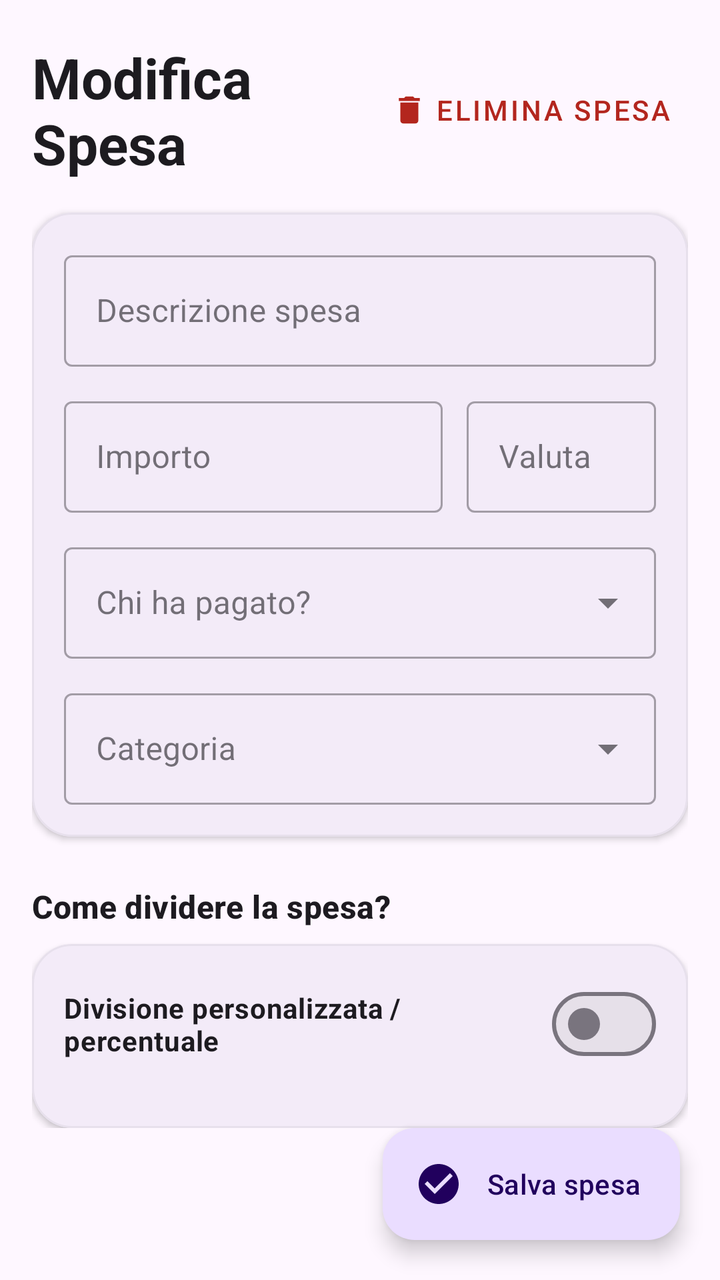
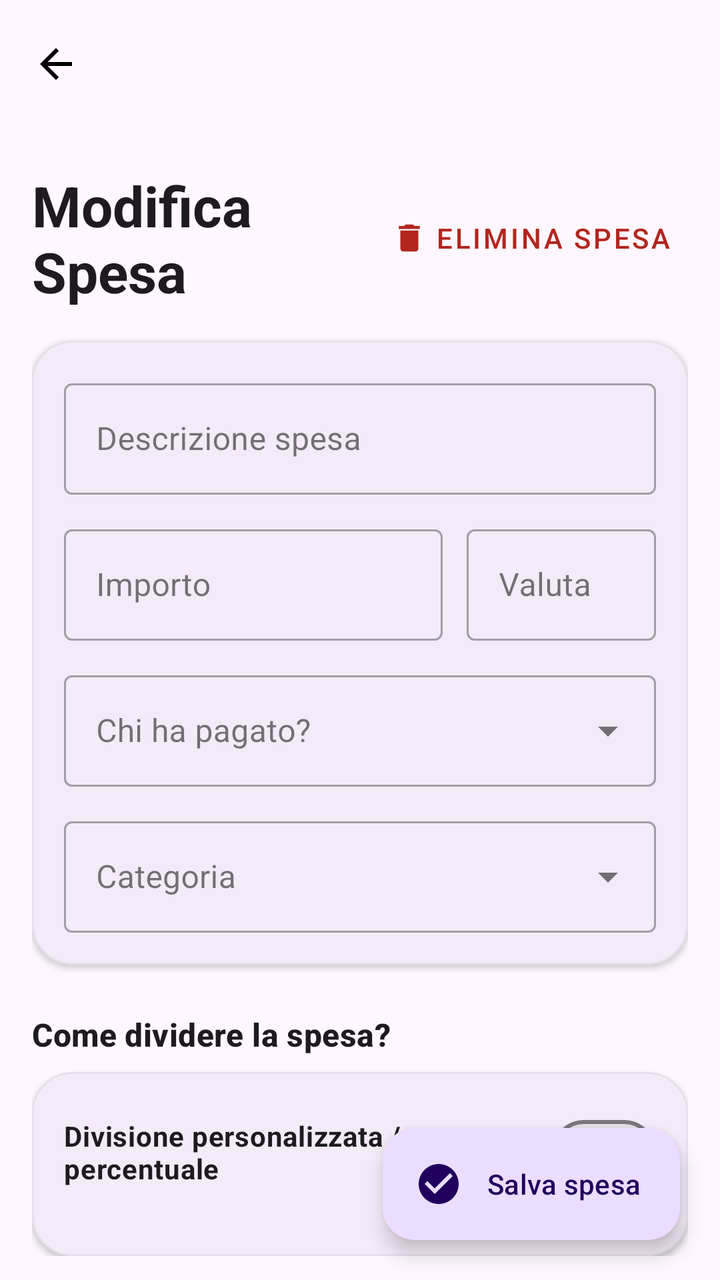

An Android layout rendered at two revisions. The XML below is the earlier revision; the diff shows what the commit changed to produce the second picture.
<!-- AndroidManifest.xml: application theme Theme.PariPariApp -->
<!-- res/layout/fragment_modifica_spesa.xml -->
<?xml version="1.0" encoding="utf-8"?>
<androidx.coordinatorlayout.widget.CoordinatorLayout
    xmlns:android="http://schemas.android.com/apk/res/android"
    xmlns:app="http://schemas.android.com/apk/res-auto"
    android:layout_width="match_parent"
    android:layout_height="match_parent">

    <androidx.core.widget.NestedScrollView
        android:layout_width="match_parent"
        android:layout_height="match_parent"
        android:clipToPadding="false"
        android:paddingStart="16dp"
        android:paddingTop="20dp"
        android:paddingEnd="16dp"
        android:paddingBottom="90dp">

        <LinearLayout
            android:layout_width="match_parent"
            android:layout_height="wrap_content"
            android:orientation="vertical">

            <LinearLayout
                android:layout_width="match_parent"
                android:layout_height="wrap_content"
                android:gravity="center_vertical"
                android:orientation="horizontal"
                android:layout_marginBottom="16dp">

                <TextView
                    android:id="@+id/titolo_spesa"
                    android:layout_width="0dp"
                    android:layout_height="wrap_content"
                    android:layout_weight="1"
                    android:text="@string/spesa_modifica_titolo"
                    android:textAppearance="?attr/textAppearanceHeadlineMedium"
                    android:textStyle="bold" />

                <com.google.android.material.button.MaterialButton
                    android:id="@+id/azione_elimina"
                    style="@style/Widget.MaterialComponents.Button.TextButton"
                    android:layout_width="wrap_content"
                    android:layout_height="wrap_content"
                    android:text="@string/btn_elimina_spesa"
                    android:textColor="?attr/colorError"
                    app:icon="@drawable/ic_delete"
                    app:iconTint="?attr/colorError" />
            </LinearLayout>

            <com.google.android.material.card.MaterialCardView
                android:layout_width="match_parent"
                android:layout_height="wrap_content"
                app:cardCornerRadius="20dp"
                app:cardElevation="2dp"
                app:strokeWidth="1dp"
                app:strokeColor="?attr/colorSurfaceVariant">

                <LinearLayout
                    android:layout_width="match_parent"
                    android:layout_height="wrap_content"
                    android:orientation="vertical"
                    android:padding="16dp">

                    <com.google.android.material.textfield.TextInputLayout
                        android:id="@+id/contenitore_descrizione"
                        style="@style/Widget.MaterialComponents.TextInputLayout.OutlinedBox"
                        android:layout_width="match_parent"
                        android:layout_height="wrap_content"
                        android:hint="@string/spesa_descrizione">

                        <com.google.android.material.textfield.TextInputEditText
                            android:id="@+id/campo_descrizione"
                            android:layout_width="match_parent"
                            android:layout_height="wrap_content"
                            android:inputType="textCapSentences"
                            android:maxLines="1" />
                    </com.google.android.material.textfield.TextInputLayout>

                    <LinearLayout
                        android:layout_width="match_parent"
                        android:layout_height="wrap_content"
                        android:layout_marginTop="12dp"
                        android:orientation="horizontal">

                        <com.google.android.material.textfield.TextInputLayout
                            android:id="@+id/contenitore_importo"
                            style="@style/Widget.MaterialComponents.TextInputLayout.OutlinedBox"
                            android:layout_width="0dp"
                            android:layout_height="wrap_content"
                            android:layout_weight="2"
                            android:hint="@string/spesa_importo">

                            <com.google.android.material.textfield.TextInputEditText
                                android:id="@+id/campo_importo"
                                android:layout_width="match_parent"
                                android:layout_height="wrap_content"
                                android:inputType="numberDecimal"
                                android:maxLines="1" />
                        </com.google.android.material.textfield.TextInputLayout>

                        <com.google.android.material.textfield.TextInputLayout
                            android:id="@+id/contenitore_valuta"
                            style="@style/Widget.MaterialComponents.TextInputLayout.OutlinedBox"
                            android:layout_width="0dp"
                            android:layout_height="wrap_content"
                            android:layout_marginStart="12dp"
                            android:layout_weight="1"
                            android:hint="@string/spesa_valuta">

                            <com.google.android.material.textfield.TextInputEditText
                                android:id="@+id/campo_valuta"
                                android:layout_width="match_parent"
                                android:layout_height="wrap_content"
                                android:enabled="false"
                                android:inputType="textCapCharacters" />
                        </com.google.android.material.textfield.TextInputLayout>
                    </LinearLayout>

                    <com.google.android.material.textfield.TextInputLayout
                        android:id="@+id/contenitore_pagante"
                        style="@style/Widget.MaterialComponents.TextInputLayout.OutlinedBox.ExposedDropdownMenu"
                        android:layout_width="match_parent"
                        android:layout_height="wrap_content"
                        android:layout_marginTop="12dp"
                        android:hint="@string/spesa_pagante">

                        <AutoCompleteTextView
                            android:id="@+id/menu_pagante"
                            android:layout_width="match_parent"
                            android:layout_height="wrap_content"
                            android:inputType="none" />
                    </com.google.android.material.textfield.TextInputLayout>

                    <com.google.android.material.textfield.TextInputLayout
                        android:id="@+id/contenitore_categoria"
                        style="@style/Widget.MaterialComponents.TextInputLayout.OutlinedBox.ExposedDropdownMenu"
                        android:layout_width="match_parent"
                        android:layout_height="wrap_content"
                        android:layout_marginTop="12dp"
                        android:hint="@string/spesa_categoria">

                        <AutoCompleteTextView
                            android:id="@+id/menu_categoria"
                            android:layout_width="match_parent"
                            android:layout_height="wrap_content"
                            android:inputType="none" />
                    </com.google.android.material.textfield.TextInputLayout>
                </LinearLayout>
            </com.google.android.material.card.MaterialCardView>

            <TextView
                android:layout_width="wrap_content"
                android:layout_height="wrap_content"
                android:layout_marginTop="24dp"
                android:layout_marginBottom="8dp"
                android:text="@string/spesa_divisione"
                android:textAppearance="?attr/textAppearanceTitleMedium"
                android:textStyle="bold" />

            <com.google.android.material.card.MaterialCardView
                android:layout_width="match_parent"
                android:layout_height="wrap_content"
                app:cardCornerRadius="20dp"
                app:cardElevation="2dp"
                app:strokeWidth="1dp"
                app:strokeColor="?attr/colorSurfaceVariant">

                <LinearLayout
                    android:layout_width="match_parent"
                    android:layout_height="wrap_content"
                    android:orientation="vertical"
                    android:padding="16dp">

                    <com.google.android.material.materialswitch.MaterialSwitch
                        android:id="@+id/interruttore_personalizzata"
                        android:layout_width="match_parent"
                        android:layout_height="wrap_content"
                        android:text="@string/spesa_quote_esatte"
                        android:textStyle="bold" />

                    <LinearLayout
                        android:id="@+id/layout_elenco_quote"
                        android:layout_width="match_parent"
                        android:layout_height="wrap_content"
                        android:layout_marginTop="12dp"
                        android:orientation="vertical" />
                </LinearLayout>
            </com.google.android.material.card.MaterialCardView>

        </LinearLayout>
    </androidx.core.widget.NestedScrollView>

    <com.google.android.material.floatingactionbutton.ExtendedFloatingActionButton
        android:id="@+id/azione_salva"
        android:layout_width="wrap_content"
        android:layout_height="wrap_content"
        android:layout_gravity="bottom|end"
        android:layout_margin="20dp"
        android:text="@string/spesa_salva"
        app:icon="@drawable/ic_check_circle" />
</androidx.coordinatorlayout.widget.CoordinatorLayout>
<!-- resources referenced by this layout -->
<resources>
  <!-- drawable ic_check_circle (drawable) -->
  <vector xmlns:android="http://schemas.android.com/apk/res/android"
      android:width="24dp"
      android:height="24dp"
      android:viewportWidth="24"
      android:viewportHeight="24">
      <path
          android:fillColor="@android:color/black"
          android:pathData="M12,2C6.48,2 2,6.48 2,12s4.48,10 10,10 10,-4.48 10,-10S17.52,2 12,2zM10,17l-5,-5 1.41,-1.41L10,14.17l7.59,-7.59L19,8l-9,9z"/>
  </vector>
  <!-- drawable ic_delete (drawable) -->
  <vector xmlns:android="http://schemas.android.com/apk/res/android" android:height="24dp" android:tint="#000000" android:viewportHeight="24" android:viewportWidth="24" android:width="24dp">
        
      <path android:fillColor="@android:color/white" android:pathData="M6,19c0,1.1 0.9,2 2,2h8c1.1,0 2,-0.9 2,-2V7H6v12zM19,4h-3.5l-1,-1h-5l-1,1H5v2h14V4z"/>
      
  </vector>
  <string name="btn_elimina_spesa">Elimina spesa</string>
  <string name="spesa_categoria">Categoria</string>
  <string name="spesa_descrizione">Descrizione spesa</string>
  <string name="spesa_divisione">Come dividere la spesa?</string>
  <string name="spesa_importo">Importo</string>
  <string name="spesa_modifica_titolo">Modifica Spesa</string>
  <string name="spesa_pagante">Chi ha pagato?</string>
  <string name="spesa_quote_esatte">Divisione personalizzata / percentuale</string>
  <string name="spesa_salva">Salva spesa</string>
  <string name="spesa_valuta">Valuta</string>
  <style name="Theme.PariPariApp" parent="Base.Theme.PariPariApp" />
  <style name="Base.Theme.PariPariApp" parent="Theme.Material3.DayNight.NoActionBar">
          
          
      </style>
</resources>

<!-- the commit's change to res/layout/fragment_modifica_spesa.xml (unified diff, before → after) -->
@@ -4,6 +4,19 @@
     xmlns:app="http://schemas.android.com/apk/res-auto"
     android:layout_width="match_parent"
     android:layout_height="match_parent">
+
+    <com.google.android.material.appbar.AppBarLayout
+        android:layout_width="match_parent"
+        android:layout_height="wrap_content">
+
+        <com.google.android.material.appbar.MaterialToolbar
+            android:id="@+id/toolbar_modifica_spesa"
+            android:layout_width="match_parent"
+            android:layout_height="?attr/actionBarSize"
+            android:title="@string/spesa_modifica_titolo"
+            app:navigationIcon="@drawable/ic_arrow_back" />
+
+    </com.google.android.material.appbar.AppBarLayout>
 
     <androidx.core.widget.NestedScrollView
         android:layout_width="match_parent"
@@ -12,12 +25,35 @@
         android:paddingStart="16dp"
         android:paddingTop="20dp"
         android:paddingEnd="16dp"
-        android:paddingBottom="90dp">
+        android:paddingBottom="90dp"
+        app:layout_behavior="@string/appbar_scrolling_view_behavior">
 
         <LinearLayout
             android:layout_width="match_parent"
             android:layout_height="wrap_content"
             android:orientation="vertical">
+
+            
+            <com.google.android.material.card.MaterialCardView
+                android:id="@+id/card_banner_readonly"
+                android:layout_width="match_parent"
+                android:layout_height="wrap_content"
+                android:layout_marginBottom="16dp"
+                android:visibility="gone"
+                app:cardCornerRadius="16dp"
+                app:strokeColor="?attr/colorError"
+                app:strokeWidth="1dp">
+
+                <TextView
+                    android:id="@+id/tv_banner_readonly"
+                    android:layout_width="match_parent"
+                    android:layout_height="wrap_content"
+                    android:padding="16dp"
+                    android:text="@string/banner_spesa_non_modificabile"
+                    android:textAppearance="?attr/textAppearanceBodyMedium"
+                    android:textColor="?attr/colorError"
+                    android:textStyle="bold" />
+            </com.google.android.material.card.MaterialCardView>
 
             <LinearLayout
                 android:layout_width="match_parent"
<!-- resource entries referenced after the edit -->
@@ -1,5 +1,16 @@
 <!-- resources referenced by this layout -->
 <resources>
+  <!-- drawable ic_arrow_back (drawable) -->
+  <vector xmlns:android="http://schemas.android.com/apk/res/android"
+      android:width="24dp"
+      android:height="24dp"
+      android:viewportWidth="24"
+      android:viewportHeight="24"
+      android:autoMirrored="true">
+      <path
+          android:fillColor="@android:color/black"
+          android:pathData="M20,11H7.83l5.59,-5.59L12,4l-8,8 8,8 1.41,-1.41L7.83,13H20v-2z" />
+  </vector>
   <!-- drawable ic_check_circle (drawable) -->
   <vector xmlns:android="http://schemas.android.com/apk/res/android"
       android:width="24dp"
@@ -16,6 +27,7 @@
       <path android:fillColor="@android:color/white" android:pathData="M6,19c0,1.1 0.9,2 2,2h8c1.1,0 2,-0.9 2,-2V7H6v12zM19,4h-3.5l-1,-1h-5l-1,1H5v2h14V4z"/>
       
   </vector>
+  <string name="banner_spesa_non_modificabile">⚠️ Spesa non modificabile: include partecipanti non più presenti nel gruppo.</string>
   <string name="btn_elimina_spesa">Elimina spesa</string>
   <string name="spesa_categoria">Categoria</string>
   <string name="spesa_descrizione">Descrizione spesa</string>
